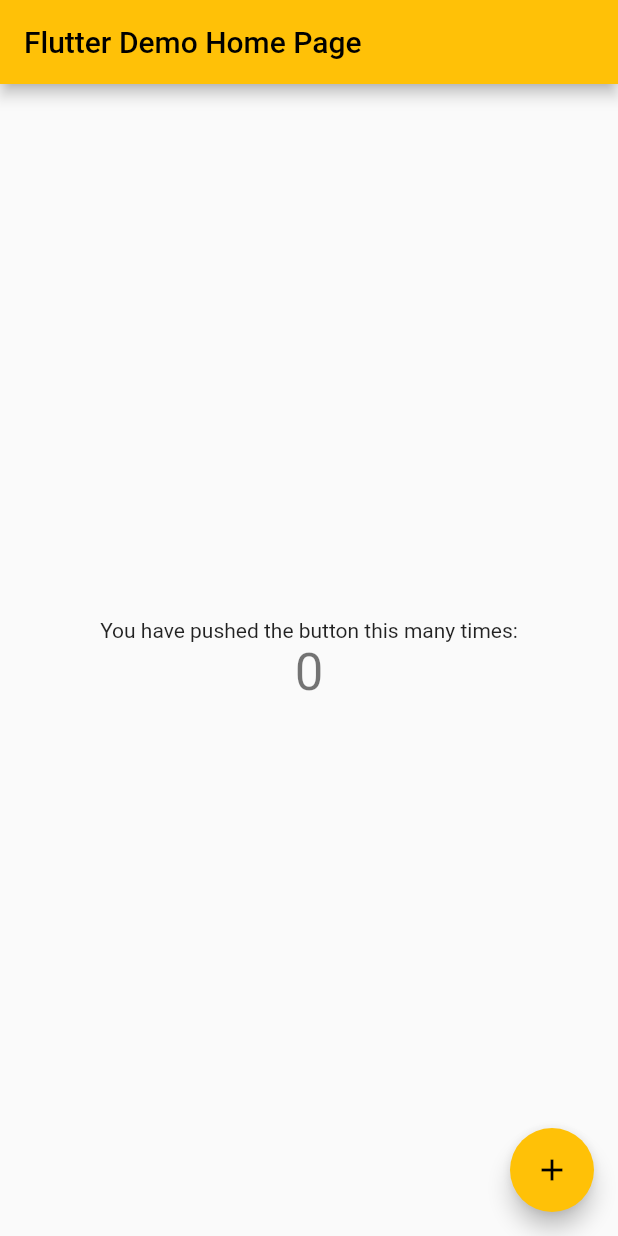
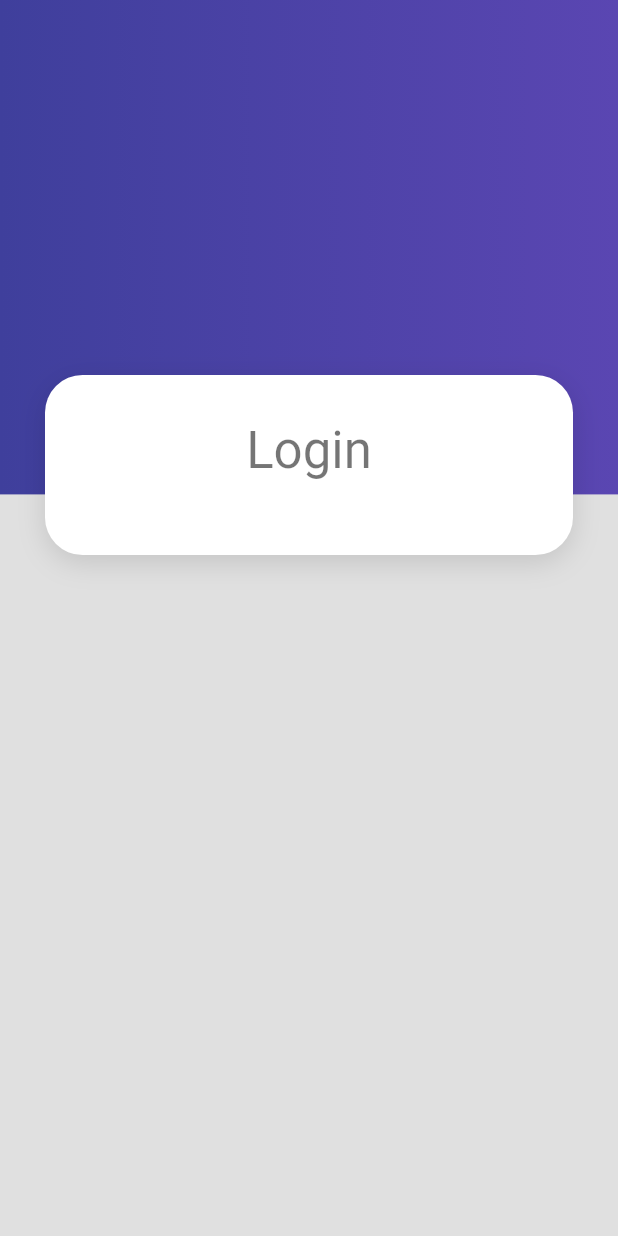
Before and after one commit to EdgarLS7/PruebasLogin, a Flutter app: the screen it shows after launch, on a phone screen of 412 x 824 dp. Run offline on Flutter 3.47's test engine with Material 2 defaults, Android fonts, the phone set to English and light mode, and no system bars.

Commit message:
Se llega hasta la parte de hacer el formulario, repetir

```diff
--- a/lib/main.dart
+++ b/lib/main.dart
@@ -1,115 +1,25 @@
 import 'package:flutter/material.dart';
+import 'package:iniciosecion_prueba/screens/screens.dart';
 
-void main() {
-  runApp(const MyApp());
-}
+void main() => runApp(const MyApp());
 
 class MyApp extends StatelessWidget {
   const MyApp({Key? key}) : super(key: key);
 
-  // This widget is the root of your application.
   @override
   Widget build(BuildContext context) {
     return MaterialApp(
-      title: 'Flutter jnbjjbbj',
-      theme: ThemeData(
-        // This is the theme of your application.
-        //
-        // Try running your application with "flutter run". You'll see the
-        // application has a blue toolbar. Then, without quitting the app, try
-        // changing the primarySwatch below to Colors.green and then invoke
-        // "hot reload" (press "r" in the console where you ran "flutter run",
-        // or simply save your changes to "hot reload" in a Flutter IDE).
-        // Notice that the counter didn't reset back to zero; the application
-        // is not restarted.
-        primarySwatch: Colors.amber,
-      ),
-      home: const MyHomePage(title: 'Flutter Demo Home Page'),
+      debugShowCheckedModeBanner: false,
+      title: 'Login Prueba',
+      initialRoute: '/login',
+      routes: {
+        '/login'   : ( _ ) => const LoginScreen(),
+        '/settings': ( _ ) => const SettingsScreen(),
+        '/home'    : ( _ ) => const HomeScreen(),
+      },
+      theme: ThemeData.light().copyWith(
+        scaffoldBackgroundColor: Colors.grey[300]
+      )
     );
   }
 }
-
-class MyHomePage extends StatefulWidget {
-  const MyHomePage({Key? key, required this.title}) : super(key: key);
-
-  // This widget is the home page of your application. It is stateful, meaning
-  // that it has a State object (defined below) that contains fields that affect
-  // how it looks.
-
-  // This class is the configuration for the state. It holds the values (in this
-  // case the title) provided by the parent (in this case the App widget) and
-  // used by the build method of the State. Fields in a Widget subclass are
-  // always marked "final".
-
-  final String title;
-
-  @override
-  State<MyHomePage> createState() => _MyHomePageState();
-}
-
-class _MyHomePageState extends State<MyHomePage> {
-  int _counter = 0;
-
-  void _incrementCounter() {
-    setState(() {
-      // This call to setState tells the Flutter framework that something has
-      // changed in this State, which causes it to rerun the build method below
-      // so that the display can reflect the updated values. If we changed
-      // _counter without calling setState(), then the build method would not be
-      // called again, and so nothing would appear to happen.
-      _counter++;
-    });
-  }
-
-  @override
-  Widget build(BuildContext context) {
-    // This method is rerun every time setState is called, for instance as done
-    // by the _incrementCounter method above.
-    //
-    // The Flutter framework has been optimized to make rerunning build methods
-    // fast, so that you can just rebuild anything that needs updating rather
-    // than having to individually change instances of widgets.
-    return Scaffold(
-      appBar: AppBar(
-        // Here we take the value from the MyHomePage object that was created by
-        // the App.build method, and use it to set our appbar title.
-        title: Text(widget.title),
-      ),
-      body: Center(
-        // Center is a layout widget. It takes a single child and positions it
-        // in the middle of the parent.
-        child: Column(
-          // Column is also a layout widget. It takes a list of children and
-          // arranges them vertically. By default, it sizes itself to fit its
-          // children horizontally, and tries to be as tall as its parent.
-          //
-          // Invoke "debug painting" (press "p" in the console, choose the
-          // "Toggle Debug Paint" action from the Flutter Inspector in Android
-          // Studio, or the "Toggle Debug Paint" command in Visual Studio Code)
-          // to see the wireframe for each widget.
-          //
-          // Column has various properties to control how it sizes itself and
-          // how it positions its children. Here we use mainAxisAlignment to
-          // center the children vertically; the main axis here is the vertical
-          // axis because Columns are vertical (the cross axis would be
-          // horizontal).
-          mainAxisAlignment: MainAxisAlignment.center,
-          children: <Widget>[
-            const Text(
-              'You have pushed the button this many times:',
-            ),
-            Text(
-              '$_counter',
-              style: Theme.of(context).textTheme.headline4,
-            ),
-          ],
-        ),
-      ),
-      floatingActionButton: FloatingActionButton(
-        onPressed: _incrementCounter,
-        tooltip: 'Increment',
-        child: const Icon(Icons.add),
-      ), // This trailing comma makes auto-formatting nicer for build methods.
-    );
-  }
-}
--- /dev/null
+++ b/lib/screens/home_screen.dart
@@ -0,0 +1,15 @@
+import 'package:flutter/material.dart';
+
+class HomeScreen extends StatelessWidget {
+
+  const HomeScreen({Key? key}) : super(key: key);
+
+  @override
+  Widget build(BuildContext context) {
+    return const Scaffold(
+      body: Center(
+         child: Text('HomeScreen'),
+      ),
+    );
+  }
+}
--- /dev/null
+++ b/lib/screens/login_screen.dart
@@ -0,0 +1,34 @@
+import 'package:flutter/material.dart';
+import 'package:iniciosecion_prueba/widgets/widgets.dart';
+
+class LoginScreen extends StatelessWidget {
+
+  const LoginScreen({Key? key}) : super(key: key);
+
+  @override
+  Widget build(BuildContext context) {
+    return Scaffold(
+      body: ImageBackground (
+        child: SingleChildScrollView(
+          child: Column(
+            children: [
+
+              const SizedBox(height: 250,),
+
+              FormContainer(
+                child: Column(
+                  children: [
+
+                    const SizedBox( height: 10, ),
+                    Text('Login', style: Theme.of(context).textTheme.headline4,),
+                    const SizedBox( height: 30, ),
+                  ]
+                ),
+              )
+            ],
+          ),
+        )
+      ),
+    );
+  }
+}
--- /dev/null
+++ b/lib/screens/screens.dart
@@ -0,0 +1,4 @@
+
+export 'package:iniciosecion_prueba/screens/home_screen.dart';
+export 'package:iniciosecion_prueba/screens/login_screen.dart';
+export 'package:iniciosecion_prueba/screens/settings_screen.dart';
--- /dev/null
+++ b/lib/screens/settings_screen.dart
@@ -0,0 +1,15 @@
+import 'package:flutter/material.dart';
+
+class SettingsScreen extends StatelessWidget {
+
+  const SettingsScreen({Key? key}) : super(key: key);
+
+  @override
+  Widget build(BuildContext context) {
+    return const Scaffold(
+      body: Center(
+         child: Text('SettingsScreen'),
+      ),
+    );
+  }
+}
--- /dev/null
+++ b/lib/widgets/form_container.dart
@@ -0,0 +1,36 @@
+import 'package:flutter/material.dart';
+
+class FormContainer extends StatelessWidget {
+
+  final Widget child;
+
+  const FormContainer({
+    Key? key,
+    required this.child
+  }) : super(key: key);
+
+  @override
+  Widget build(BuildContext context) {
+    return Padding(
+      padding: const EdgeInsets.symmetric(horizontal: 30),
+      child: Container(
+        padding: const EdgeInsets.all(20),
+        width: double.infinity,
+        decoration: _formCardDecoration(),
+        child: child,
+      ),
+    );
+  }
+
+  BoxDecoration _formCardDecoration() => BoxDecoration(
+    color: Colors.white,
+    borderRadius: BorderRadius.circular(25),
+    boxShadow: const [
+      BoxShadow(
+        color: Colors.black12,
+        blurRadius: 15,
+        offset: Offset(0,5)
+      )
+    ]
+  );
+}
--- /dev/null
+++ b/lib/widgets/image_background.dart
@@ -0,0 +1,53 @@
+import 'package:flutter/material.dart';
+
+class ImageBackground extends StatelessWidget {
+
+  final Widget child;
+
+  const ImageBackground({
+    Key? key,
+    required this.child
+    }) : super(key: key);
+
+  @override
+  Widget build(BuildContext context) {
+    return SizedBox(
+      width: double.infinity,
+      height: double.infinity,
+
+      child: Stack(
+        children: [
+
+          const _ImageBox(),
+
+          child
+        ],
+      ),
+    );
+  }
+}
+
+class _ImageBox extends StatelessWidget {
+  const _ImageBox({Key? key}) : super(key: key);
+
+  @override
+  Widget build(BuildContext context) {
+
+    final size = MediaQuery.of(context).size;
+
+    return Container(
+      width: double.infinity,
+      height: size.height * 0.4,
+      decoration: _colorBackgroundGradient(),
+    );
+  }
+
+  BoxDecoration _colorBackgroundGradient() => const BoxDecoration(
+    gradient: LinearGradient(
+      colors: [
+        Color.fromRGBO(63, 63, 156, 1),
+        Color.fromRGBO(90, 70, 178, 1)
+      ]
+    )
+  );
+}
--- /dev/null
+++ b/lib/widgets/widgets.dart
@@ -0,0 +1,2 @@
+export 'package:iniciosecion_prueba/widgets/image_background.dart';
+export 'package:iniciosecion_prueba/widgets/form_container.dart';
```
Also changed, not shown: 1 other file.
